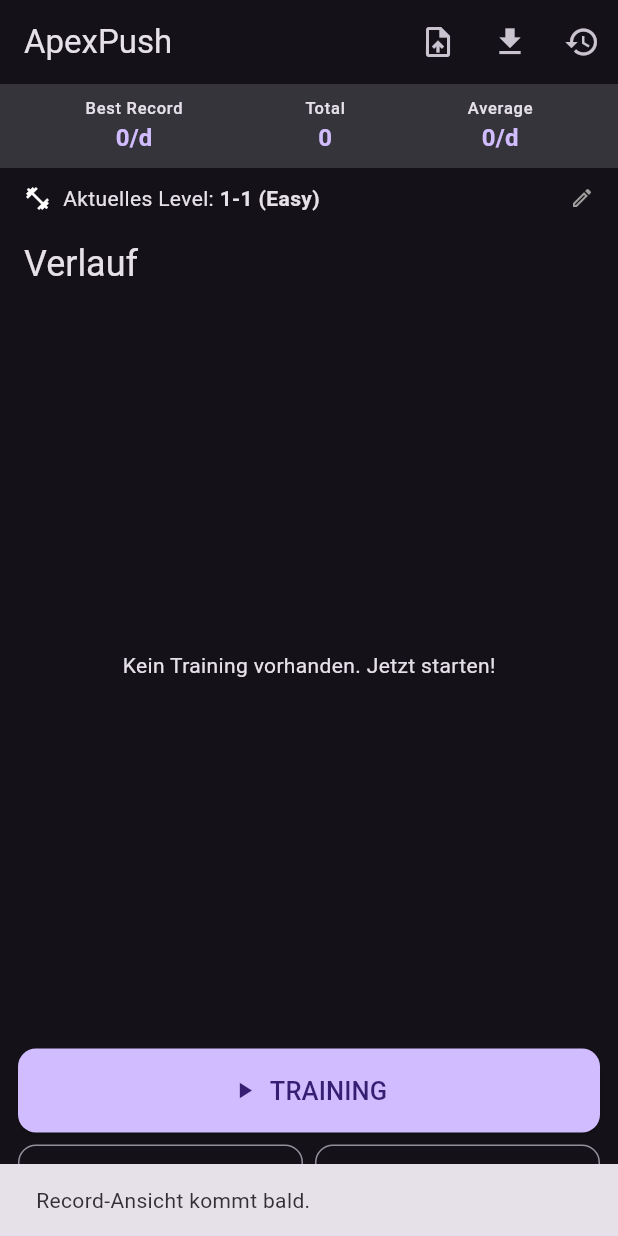
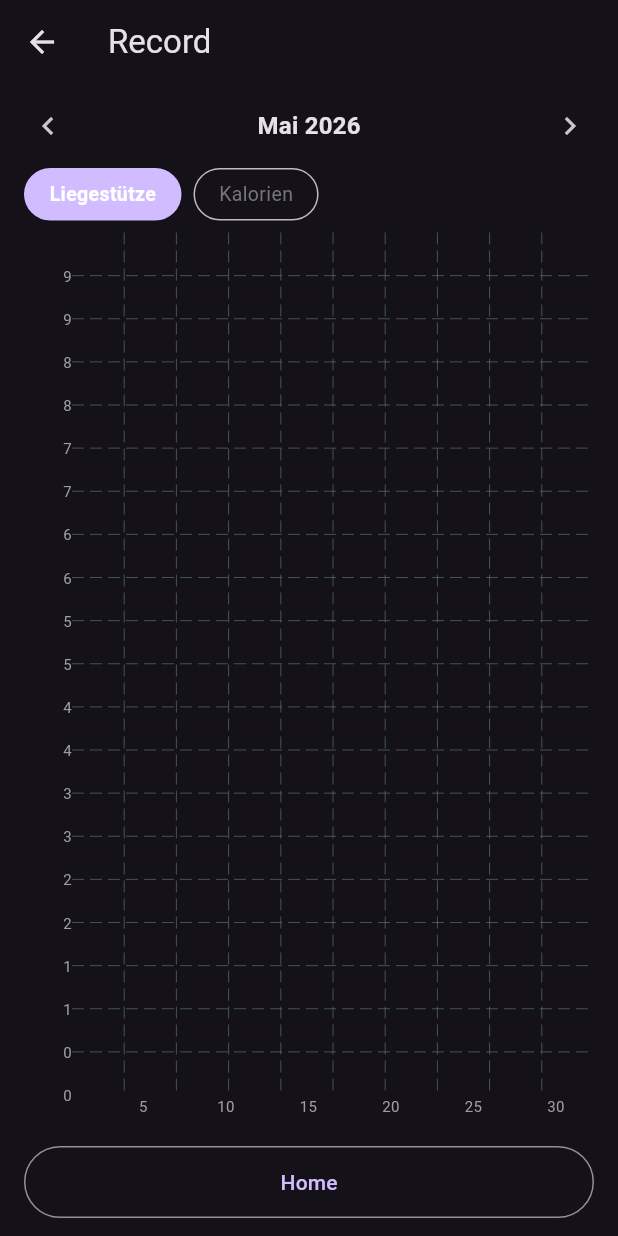
Before and after one commit to simonro0/apex_push, a Flutter app: the screen it shows after launch, after a tap on "RECORD", on a phone screen of 412 x 824 dp. Run offline on Flutter 3.47's test engine with Material 3 defaults, Android fonts, the phone set to English and light mode, and no system bars; drawn by our look-alikes of fl_chart; our stand-ins replace csv, file_picker, sensors_plus, share_plus, shared_preferences, sqflite; missing offline and left inert: proximity_sensor; accounts and stored records are empty.

Commit message:
feat: Record chart, session detail screen, post-training flow
RecordScreen (lib/ui/record_screen.dart):
- Monthly bar+line combo chart via fl_chart 1.2.0
- ◄ / ► month navigation (capped at current month)
- Pushups / Kalorien tab chips (calories = reps × 0.5)
- Bars for every day; line connects training-day peaks
- Tap on a bar opens SessionDetailScreen for that day's last session
- Home button returns to dashboard

SessionDetailScreen (lib/ui/session_detail_screen.dart):
- Summary card: date, level, total reps, duration, estimated calories
- Per-set table with target vs. achieved and pass/fail icon
- Doubles as post-training view (with splits) and historical view (splits=empty)
- WEITER button pops back to the calling screen

WorkoutProvider:
- Added sessionSplits list and recordSetSplit(int) method
- startWorkout() resets splits
- saveWorkout() now returns the saved Workout object

WorkoutScreen:
- Calls provider.recordSetSplit() on every set completion (and on abort)
- After saving, pushes SessionDetailScreen with splits and targetReps before
  the level-adjustment dialog — completes the post-training flow

DashboardScreen:
- RECORD button now opens RecordScreen instead of placeholder snackbar
- Added fl_chart to pubspec.yaml

Co-Authored-By: Claude Sonnet 4.6 <noreply@anthropic.com>

```diff
--- a/lib/ui/dashboard_screen.dart
+++ b/lib/ui/dashboard_screen.dart
@@ -5,6 +5,7 @@ import '../data/csv_service.dart';
 import '../logic/workout_provider.dart';
 import '../models/workout.dart';
 import 'level_picker_screen.dart';
+import 'record_screen.dart';
 import 'widgets/workout_stat_card.dart';
 import 'workout/workout_screen.dart';
 
@@ -286,8 +287,11 @@ class _NavigationButtons extends StatelessWidget {
                     ),
                     icon: const Icon(Icons.bar_chart, size: 20),
                     label: const Text('RECORD', style: TextStyle(fontSize: 15)),
-                    onPressed: () => ScaffoldMessenger.of(context).showSnackBar(
-                      const SnackBar(content: Text('Record-Ansicht kommt bald.')),
+                    onPressed: () => Navigator.push(
+                      context,
+                      MaterialPageRoute(
+                        builder: (_) => RecordScreen(history: provider.history),
+                      ),
                     ),
                   ),
                 ),
--- /dev/null
+++ b/lib/ui/record_screen.dart
@@ -0,0 +1,379 @@
+import 'package:fl_chart/fl_chart.dart';
+import 'package:flutter/material.dart';
+
+import '../models/workout.dart';
+import 'session_detail_screen.dart';
+
+class RecordScreen extends StatefulWidget {
+  final List<Workout> history;
+
+  const RecordScreen({super.key, required this.history});
+
+  @override
+  State<RecordScreen> createState() => _RecordScreenState();
+}
+
+class _RecordScreenState extends State<RecordScreen> {
+  late DateTime _month;
+  bool _showCalories = false;
+
+  @override
+  void initState() {
+    super.initState();
+    final now = DateTime.now();
+    _month = DateTime(now.year, now.month);
+  }
+
+  // ── Data helpers ───────────────────────────────────────────────────────────
+
+  Map<int, int> _dailyReps(int year, int month) {
+    final map = <int, int>{};
+    for (final w in widget.history) {
+      if (w.date.year == year && w.date.month == month) {
+        map[w.date.day] = (map[w.date.day] ?? 0) + w.count;
+      }
+    }
+    return map;
+  }
+
+  static int _daysInMonth(int year, int month) =>
+      DateTime(year, month + 1, 0).day;
+
+  static String _monthLabel(DateTime d) {
+    const months = [
+      'Jan', 'Feb', 'Mär', 'Apr', 'Mai', 'Jun',
+      'Jul', 'Aug', 'Sep', 'Okt', 'Nov', 'Dez',
+    ];
+    return '${months[d.month - 1]} ${d.year}';
+  }
+
+  // ── Navigation ─────────────────────────────────────────────────────────────
+
+  void _prevMonth() => setState(
+      () => _month = DateTime(_month.year, _month.month - 1));
+
+  void _nextMonth() {
+    final next = DateTime(_month.year, _month.month + 1);
+    if (!next.isAfter(DateTime.now())) {
+      setState(() => _month = next);
+    }
+  }
+
+  // ── Chart builders ─────────────────────────────────────────────────────────
+
+  List<BarChartGroupData> _buildBarGroups(
+      Map<int, int> data, int days, double Function(int) value) {
+    final primaryColor = Theme.of(context).colorScheme.primary;
+    return List.generate(days, (i) {
+      final day = i + 1;
+      return BarChartGroupData(
+        x: day,
+        barRods: [
+          BarChartRodData(
+            toY: value(data[day] ?? 0),
+            color: (data[day] ?? 0) > 0
+                ? primaryColor
+                : primaryColor.withValues(alpha: 0.08),
+            width: 7,
+            borderRadius: const BorderRadius.vertical(top: Radius.circular(4)),
+          ),
+        ],
+      );
+    });
+  }
+
+  List<FlSpot> _buildSpots(Map<int, int> data, double Function(int) value) {
+    return data.entries
+        .where((e) => e.value > 0)
+        .map((e) => FlSpot(e.key.toDouble(), value(e.value)))
+        .toList()
+      ..sort((a, b) => a.x.compareTo(b.x));
+  }
+
+  // ── Tap handler ────────────────────────────────────────────────────────────
+
+  void _onBarTap(int day) {
+    final sessions = widget.history.where((w) =>
+        w.date.year == _month.year &&
+        w.date.month == _month.month &&
+        w.date.day == day).toList();
+    if (sessions.isEmpty) return;
+
+    // Show the most-recent session of that day
+    final w = sessions.last;
+    Navigator.push<void>(
+      context,
+      MaterialPageRoute(
+        builder: (_) => SessionDetailScreen(workout: w),
+      ),
+    );
+  }
+
+  // ── Build ──────────────────────────────────────────────────────────────────
+
+  @override
+  Widget build(BuildContext context) {
+    final year  = _month.year;
+    final month = _month.month;
+    final days  = _daysInMonth(year, month);
+    final data  = _dailyReps(year, month);
+
+    double valueFor(int reps) =>
+        _showCalories ? reps * 0.5 : reps.toDouble();
+
+    final maxVal = data.values.isEmpty
+        ? 10.0
+        : data.values
+            .map(valueFor)
+            .reduce((a, b) => a > b ? a : b) * 1.15;
+
+    final barGroups = _buildBarGroups(data, days, valueFor);
+    final spots     = _buildSpots(data, valueFor);
+
+    return Scaffold(
+      appBar: AppBar(title: const Text('Record')),
+      body: Column(
+        children: [
+          // ── Month navigation ──────────────────────────────────────────────
+          Padding(
+            padding: const EdgeInsets.symmetric(horizontal: 8, vertical: 4),
+            child: Row(
+              mainAxisAlignment: MainAxisAlignment.spaceBetween,
+              children: [
+                IconButton(
+                  icon: const Icon(Icons.chevron_left),
+                  onPressed: _prevMonth,
+                ),
+                Text(
+                  _monthLabel(_month),
+                  style: Theme.of(context).textTheme.titleMedium?.copyWith(
+                    fontWeight: FontWeight.bold,
+                  ),
+                ),
+                IconButton(
+                  icon: const Icon(Icons.chevron_right),
+                  onPressed: _nextMonth,
+                ),
+              ],
+            ),
+          ),
+          // ── Pushups / Calorie tabs ─────────────────────────────────────────
+          Padding(
+            padding: const EdgeInsets.symmetric(horizontal: 16),
+            child: Row(
+              children: [
+                _TabChip(
+                  label:    'Liegestütze',
+                  selected: !_showCalories,
+                  onTap:    () => setState(() => _showCalories = false),
+                ),
+                const SizedBox(width: 8),
+                _TabChip(
+                  label:    'Kalorien',
+                  selected: _showCalories,
+                  onTap:    () => setState(() => _showCalories = true),
+                ),
+              ],
+            ),
+          ),
+          const SizedBox(height: 8),
+          // ── Chart ─────────────────────────────────────────────────────────
+          Expanded(
+            child: Padding(
+              padding: const EdgeInsets.fromLTRB(8, 0, 16, 0),
+              child: _ComboChart(
+                barGroups:  barGroups,
+                spots:      spots,
+                days:       days,
+                maxY:       maxVal,
+                onBarTap:   _onBarTap,
+                yAxisLabel: _showCalories ? 'kcal' : '',
+              ),
+            ),
+          ),
+          const SizedBox(height: 12),
+          // ── Home button ────────────────────────────────────────────────────
+          SafeArea(
+            child: Padding(
+              padding: const EdgeInsets.fromLTRB(16, 0, 16, 12),
+              child: OutlinedButton(
+                style: OutlinedButton.styleFrom(
+                  minimumSize: const Size(double.infinity, 48),
+                ),
+                onPressed: () => Navigator.pop(context),
+                child: const Text('Home'),
+              ),
+            ),
+          ),
+        ],
+      ),
+    );
+  }
+}
+
+// ── Combo bar+line chart ──────────────────────────────────────────────────────
+
+class _ComboChart extends StatelessWidget {
+  final List<BarChartGroupData> barGroups;
+  final List<FlSpot>            spots;
+  final int                     days;
+  final double                  maxY;
+  final void Function(int day)  onBarTap;
+  final String                  yAxisLabel;
+
+  const _ComboChart({
+    required this.barGroups,
+    required this.spots,
+    required this.days,
+    required this.maxY,
+    required this.onBarTap,
+    required this.yAxisLabel,
+  });
+
+  @override
+  Widget build(BuildContext context) {
+    final lineColor = Theme.of(context).colorScheme.secondary;
+
+    final sharedTitles = FlTitlesData(
+      rightTitles: const AxisTitles(sideTitles: SideTitles(showTitles: false)),
+      topTitles:   const AxisTitles(sideTitles: SideTitles(showTitles: false)),
+      leftTitles: AxisTitles(
+        sideTitles: SideTitles(
+          showTitles: true,
+          reservedSize: 40,
+          getTitlesWidget: (value, meta) {
+            if (value == meta.max) return const SizedBox.shrink();
+            final label = value >= 1000
+                ? '${(value / 1000).toStringAsFixed(1)}k'
+                : value.toInt().toString();
+            return Text(
+              label,
+              style: const TextStyle(fontSize: 10, color: Colors.grey),
+              textAlign: TextAlign.right,
+            );
+          },
+        ),
+      ),
+      bottomTitles: AxisTitles(
+        sideTitles: SideTitles(
+          showTitles: true,
+          reservedSize: 22,
+          interval: 5,
+          getTitlesWidget: (value, meta) {
+            final day = value.toInt();
+            if (day == 0 || day % 5 != 0) return const SizedBox.shrink();
+            return Text(
+              '$day',
+              style: const TextStyle(fontSize: 10, color: Colors.grey),
+            );
+          },
+        ),
+      ),
+    );
+
+    return Stack(
+      children: [
+        // ── Bar layer ────────────────────────────────────────────────────────
+        BarChart(
+          BarChartData(
+            barGroups:    barGroups,
+            maxY:         maxY,
+            minY:         0,
+            gridData:     const FlGridData(show: true),
+            borderData:   FlBorderData(show: false),
+            titlesData:   sharedTitles,
+            alignment:    BarChartAlignment.start,
+            groupsSpace:  4,
+            barTouchData: BarTouchData(
+              touchCallback: (FlTouchEvent event, BarTouchResponse? response) {
+                if (!event.isInterestedForInteractions) return;
+                if (response?.spot == null) return;
+                onBarTap(response!.spot!.touchedBarGroup.x);
+              },
+              touchTooltipData: BarTouchTooltipData(
+                getTooltipItem: (group, groupIndex, rod, rodIndex) =>
+                    BarTooltipItem(
+                  rod.toY > 0 ? rod.toY.toStringAsFixed(0) : '',
+                  const TextStyle(
+                      color: Colors.white, fontWeight: FontWeight.bold),
+                ),
+              ),
+            ),
+          ),
+        ),
+        // ── Line overlay ─────────────────────────────────────────────────────
+        if (spots.length >= 2)
+          IgnorePointer(
+            child: LineChart(
+              LineChartData(
+                lineBarsData: [
+                  LineChartBarData(
+                    spots:     spots,
+                    isCurved:  false,
+                    color:     lineColor,
+                    barWidth:  2,
+                    dotData:   FlDotData(
+                      getDotPainter: (spot, percent, bar, index) =>
+                          FlDotCirclePainter(
+                        radius: 3,
+                        color: lineColor,
+                        strokeWidth: 0,
+                        strokeColor: Colors.transparent,
+                      ),
+                    ),
+                    belowBarData: BarAreaData(show: false),
+                  ),
+                ],
+                minX:       1,
+                maxX:       days.toDouble(),
+                minY:       0,
+                maxY:       maxY,
+                titlesData: const FlTitlesData(show: false),
+                gridData:   const FlGridData(show: false),
+                borderData: FlBorderData(show: false),
+              ),
+            ),
+          ),
+      ],
+    );
+  }
+}
+
+// ── Tab chip ──────────────────────────────────────────────────────────────────
+
+class _TabChip extends StatelessWidget {
+  final String       label;
+  final bool         selected;
+  final VoidCallback onTap;
+
+  const _TabChip({
+    required this.label,
+    required this.selected,
+    required this.onTap,
+  });
+
+  @override
+  Widget build(BuildContext context) {
+    final primary = Theme.of(context).colorScheme.primary;
+    return GestureDetector(
+      onTap: onTap,
+      child: AnimatedContainer(
+        duration: const Duration(milliseconds: 150),
+        padding: const EdgeInsets.symmetric(horizontal: 16, vertical: 7),
+        decoration: BoxDecoration(
+          color: selected ? primary : Colors.transparent,
+          borderRadius: BorderRadius.circular(20),
+          border: Border.all(color: selected ? primary : Colors.grey.shade400),
+        ),
+        child: Text(
+          label,
+          style: TextStyle(
+            color:      selected ? Colors.white : Colors.grey.shade600,
+            fontWeight: selected ? FontWeight.bold : FontWeight.normal,
+            fontSize:   13,
+          ),
+        ),
+      ),
+    );
+  }
+}
--- a/pubspec.yaml
+++ b/pubspec.yaml
@@ -41,6 +41,7 @@ dependencies:
   shared_preferences: any
   archive: any
   path: any
+  fl_chart: any
 
 
   # The following adds the Cupertino Icons font to your application.
```
Also changed, not shown: lib/logic/workout_provider.dart (+29 -13 lines), lib/ui/session_detail_screen.dart (added, +205 -0 lines), lib/ui/workout/workout_screen.dart (+60 -19 lines), pubspec.lock.
